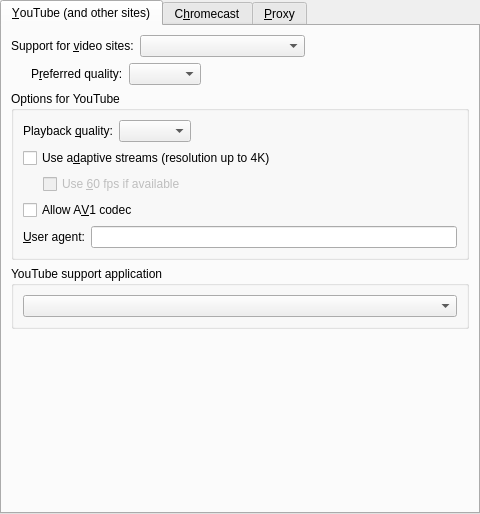
This is src/prefnetwork.ui in smplayer-dev/smplayer as Qt 5 draws it before an edit. The edited form follows.
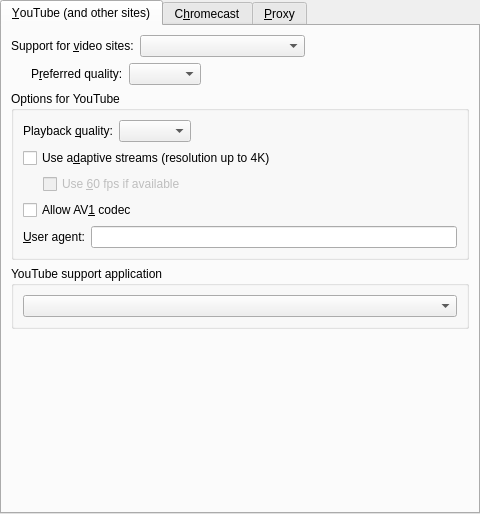
This is the edited form.

```diff
--- a/src/prefnetwork.ui
+++ b/src/prefnetwork.ui
@@ -197,7 +197,7 @@
           <item>
            <widget class="QCheckBox" name="yt_av1_check">
             <property name="text">
-             <string>Allow A&amp;V1 codec</string>
+             <string>Allow AV&amp;1 codec</string>
             </property>
            </widget>
           </item>
```
